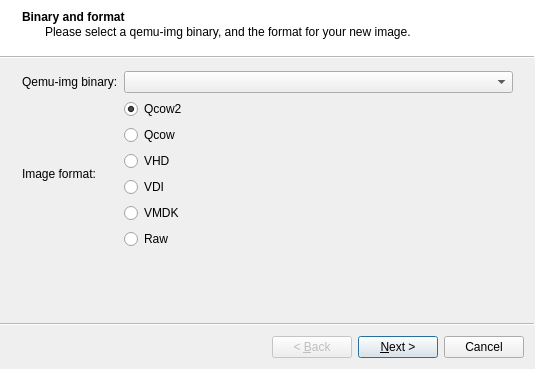
Old version of the form gns3/modules/qemu/ui/qemu_image_wizard.ui in the repository mpplab/MNSS.
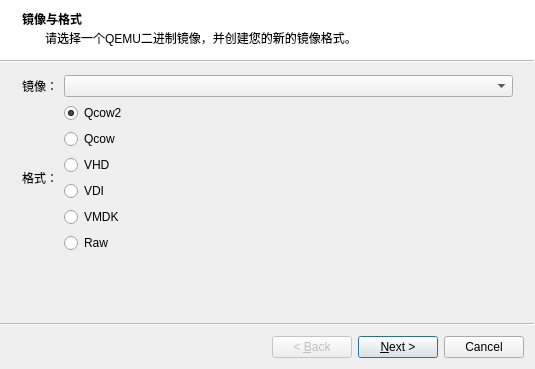
New version of the form.

Diff of the .ui file:
```diff
--- a/gns3/modules/qemu/ui/qemu_image_wizard.ui
+++ b/gns3/modules/qemu/ui/qemu_image_wizard.ui
@@ -21,16 +21,16 @@
   </property>
   <widget class="QWizardPage" name="uiBinaryWizardPage">
    <property name="title">
-    <string>Binary and format</string>
+    <string>镜像与格式</string>
    </property>
    <property name="subTitle">
-    <string>Please select a qemu-img binary, and the format for your new image.</string>
+    <string>请选择一个QEMU二进制镜像，并创建您的新的镜像格式。</string>
    </property>
    <layout class="QGridLayout" name="gridLayout">
     <item row="0" column="0">
      <widget class="QLabel" name="uiBinaryLabel">
       <property name="text">
-       <string>Qemu-img binary:</string>
+       <string>镜像：</string>
       </property>
      </widget>
     </item>
@@ -47,7 +47,7 @@
     <item row="1" column="0">
      <widget class="QLabel" name="uiFormatLabel">
       <property name="text">
-       <string>Image format:</string>
+       <string>格式：</string>
       </property>
      </widget>
     </item>
```
Left out of the diff: 48 changed lines with no effect on the pictures.
